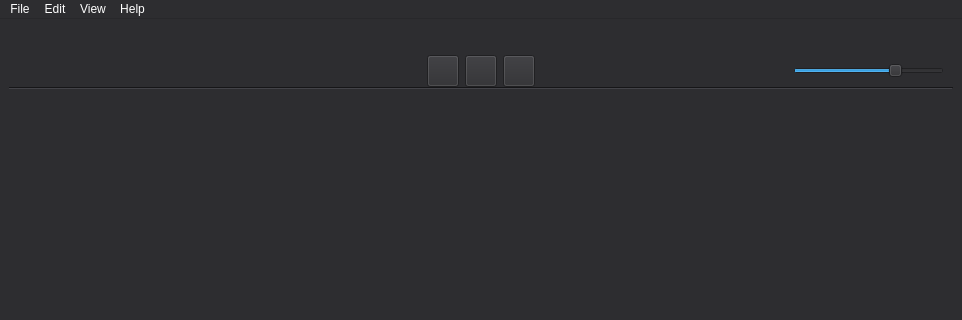
The window that src/pgta_composer/forms/mainwindow.ui (PGTA/PGTAComposer) describes before a commit, drawn with Qt 5; both pictures show x 0 to 962 and y 0 to 320 of the 962 by 609 pixel window.
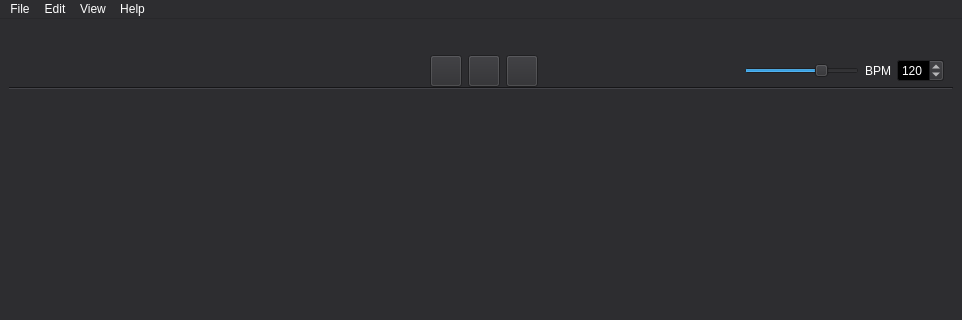
The same window after the commit. Icons and pictures are not drawn.

Commit message: Minor UI adjustments. Added spinner for BPM.

```diff
--- a/src/pgta_composer/forms/mainwindow.ui
+++ b/src/pgta_composer/forms/mainwindow.ui
@@ -546,7 +546,7 @@
    </property>
    <property name="minimumSize">
     <size>
-     <width>595</width>
+     <width>636</width>
      <height>80</height>
     </size>
    </property>
@@ -601,13 +601,13 @@
           </property>
           <property name="minimumSize">
            <size>
-            <width>151</width>
+            <width>205</width>
             <height>64</height>
            </size>
           </property>
           <property name="maximumSize">
            <size>
-            <width>151</width>
+            <width>160</width>
             <height>64</height>
            </size>
           </property>
@@ -745,13 +745,13 @@
           </property>
           <property name="minimumSize">
            <size>
-            <width>151</width>
+            <width>115</width>
             <height>0</height>
            </size>
           </property>
           <property name="maximumSize">
            <size>
-            <width>151</width>
+            <width>105</width>
             <height>16777215</height>
            </size>
           </property>
@@ -766,6 +766,47 @@
           </property>
          </widget>
         </item>
+        <item>
+         <widget class="QLabel" name="label_2">
+          <property name="sizePolicy">
+           <sizepolicy hsizetype="Minimum" vsizetype="Preferred">
+            <horstretch>0</horstretch>
+            <verstretch>0</verstretch>
+           </sizepolicy>
+          </property>
+          <property name="minimumSize">
+           <size>
+            <width>10</width>
+            <height>0</height>
+           </size>
+          </property>
+          <property name="text">
+           <string>BPM</string>
+          </property>
+         </widget>
+        </item>
+        <item>
+         <widget class="QSpinBox" name="spinBox">
+          <property name="minimumSize">
+           <size>
+            <width>35</width>
+            <height>0</height>
+           </size>
+          </property>
+          <property name="showGroupSeparator" stdset="0">
+           <bool>false</bool>
+          </property>
+          <property name="minimum">
+           <number>5</number>
+          </property>
+          <property name="maximum">
+           <number>990</number>
+          </property>
+          <property name="value">
+           <number>120</number>
+          </property>
+         </widget>
+        </item>
        </layout>
       </widget>
      </item>
```
The commit also changes 1 other file.
